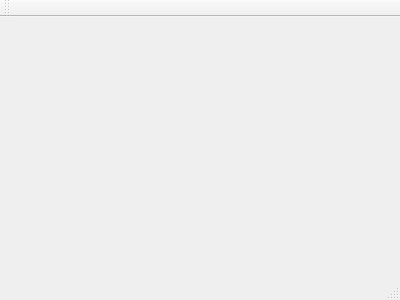
LAuxin3619/PackSender, file UI/UItest/mainwindow.ui: the form before one commit.
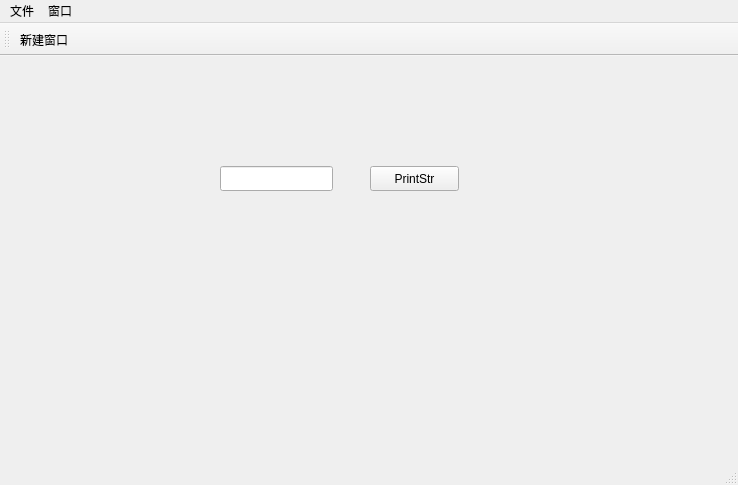
The form after the commit.

Commit message: Finish feature that can getText from the QLineEdit

Patch:
```diff
--- a/UI/UItest/mainwindow.ui
+++ b/UI/UItest/mainwindow.ui
@@ -1,24 +1,99 @@
 <ui version="4.0">
  <class>MainWindow</class>
- <widget class="QMainWindow" name="MainWindow" >
-  <property name="geometry" >
+ <widget class="QMainWindow" name="MainWindow">
+  <property name="geometry">
    <rect>
     <x>0</x>
     <y>0</y>
-    <width>400</width>
-    <height>300</height>
+    <width>738</width>
+    <height>485</height>
    </rect>
   </property>
   <property name="windowTitle" >
    <string>MainWindow</string>
   </property>
-  <widget class="QMenuBar" name="menuBar" />
-  <widget class="QToolBar" name="mainToolBar" />
-  <widget class="QWidget" name="centralWidget" />
-  <widget class="QStatusBar" name="statusBar" />
+  <widget class="QWidget" name="centralWidget">
+   <widget class="QLineEdit" name="line11">
+    <property name="geometry">
+     <rect>
+      <x>220</x>
+      <y>110</y>
+      <width>113</width>
+      <height>25</height>
+     </rect>
+    </property>
+   </widget>
+   <widget class="QPushButton" name="pushButtonPrint">
+    <property name="geometry">
+     <rect>
+      <x>370</x>
+      <y>110</y>
+      <width>89</width>
+      <height>25</height>
+     </rect>
+    </property>
+    <property name="text">
+     <string>PrintStr</string>
+    </property>
+   </widget>
+  </widget>
+  <widget class="QMenuBar" name="menuBar">
+   <property name="geometry">
+    <rect>
+     <x>0</x>
+     <y>0</y>
+     <width>738</width>
+     <height>28</height>
+    </rect>
+   </property>
+   <widget class="QMenu" name="menu">
+    <property name="title">
+     <string>文件</string>
+    </property>
+    <addaction name="actionnew"/>
+    <addaction name="actionopen"/>
+   </widget>
+   <widget class="QMenu" name="menu_2">
+    <property name="title">
+     <string>窗口</string>
+    </property>
+    <addaction name="actionnewWindow"/>
+   </widget>
+   <addaction name="menu"/>
+   <addaction name="menu_2"/>
+  </widget>
+  <widget class="QToolBar" name="mainToolBar">
+   <attribute name="toolBarArea">
+    <enum>TopToolBarArea</enum>
+   </attribute>
+   <attribute name="toolBarBreak">
+    <bool>false</bool>
+   </attribute>
+   <addaction name="actionnewWindow"/>
+  </widget>
+  <widget class="QStatusBar" name="statusBar"/>
+  <action name="actionnew">
+   <property name="text">
+    <string>新建</string>
+   </property>
+  </action>
+  <action name="actionopen">
+   <property name="text">
+    <string>打开</string>
+   </property>
+  </action>
+  <action name="actionsaveas">
+   <property name="text">
+    <string>另存为</string>
+   </property>
+  </action>
+  <action name="actionnewWindow">
+   <property name="text">
+    <string>新建窗口</string>
+   </property>
+  </action>
  </widget>
- <layoutDefault spacing="6" margin="11" />
- <pixmapfunction></pixmapfunction>
+ <layoutdefault spacing="6" margin="11"/>
  <resources/>
  <connections/>
 </ui>
```
Left out of the diff: 3 changed lines with no effect on the pictures. The commit also changes 5 other files.
